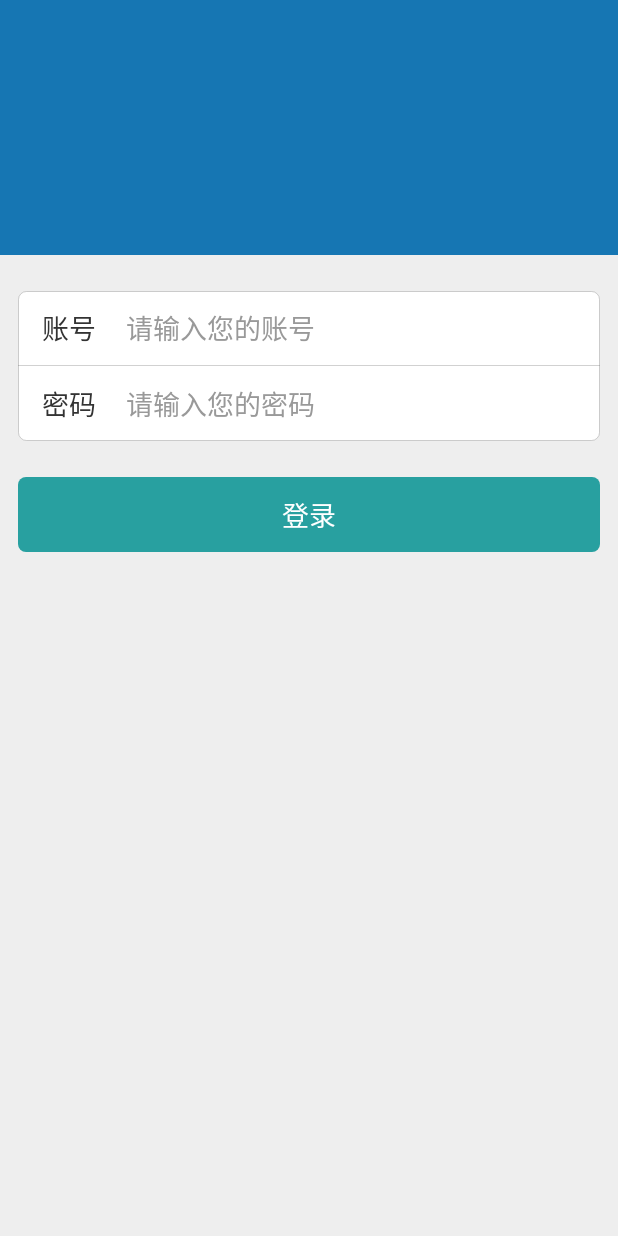
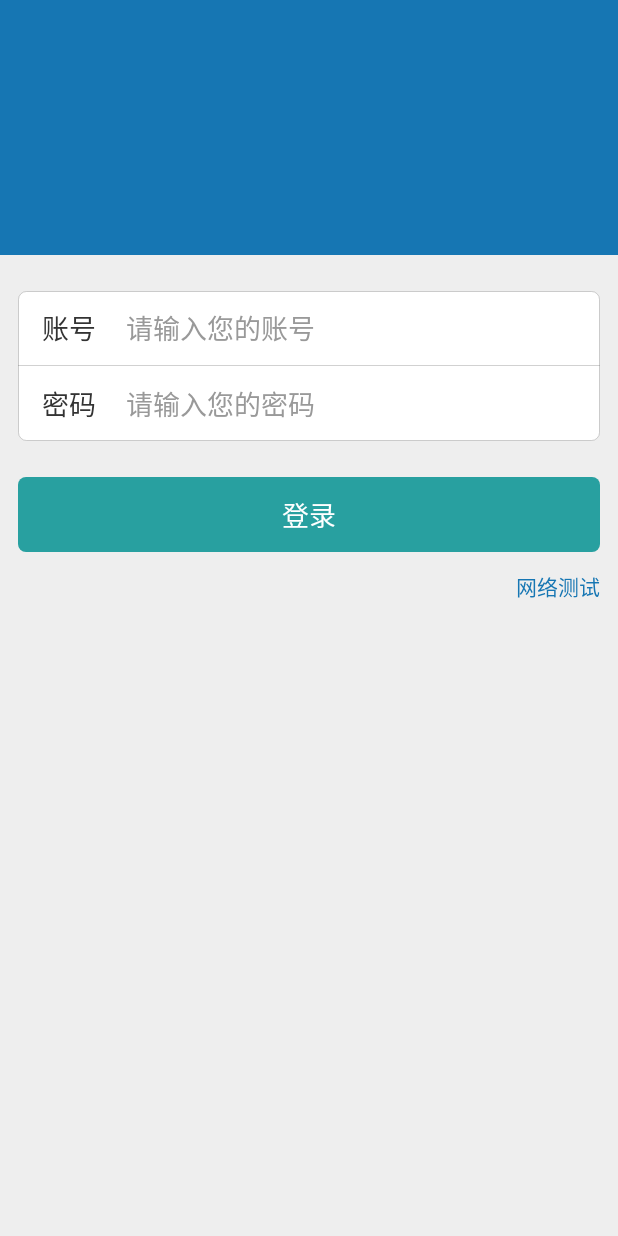
Before and after one commit to larryliang1994/IntelOper, an Android app: the screen it shows after launch (LoginActivity), on a phone screen of 412 x 824 dp. Run offline under Robolectric (Android 15) with nearby library versions, the phone set to English and light mode, and no system bars; our stand-ins replace ButterKnife; libraries missing offline, so code that uses them is left out: com.nostra13.universalimageloader, com.umeng.analytics; 5 statements that could not run were skipped.

Commit message:
Ping通了网络，加入网络测试页面

```diff
--- a/app/src/main/java/com/jiubai/inteloper/ui/activity/LoginActivity.java
+++ b/app/src/main/java/com/jiubai/inteloper/ui/activity/LoginActivity.java
@@ -9,6 +9,7 @@ import android.util.Pair;
 import android.view.Menu;
 import android.view.MenuInflater;
 import android.view.MenuItem;
+import android.view.View;
 import android.widget.EditText;
 import android.widget.Toast;
 
@@ -24,6 +25,7 @@ import com.jiubai.inteloper.widget.RippleView;
 
 import butterknife.Bind;
 import butterknife.ButterKnife;
+import butterknife.OnClick;
 
 /**
  * Created by Larry Liang on 26/04/2017.
@@ -83,6 +85,15 @@ public class LoginActivity extends BaseActivity implements ILoginView, RippleVie
     public boolean onOptionsItemSelected(MenuItem item) {
         startActivity(new Intent(this, NetworkTestActivity.class));
         return super.onOptionsItemSelected(item);
+    }
+
+    @OnClick({R.id.textView_network_test})
+    public void onClick(View view) {
+        switch (view.getId()) {
+            case R.id.textView_network_test:
+                startActivity(new Intent(this, NetworkTestActivity.class));
+                break;
+        }
     }
 
     @Override
--- /dev/null
+++ b/app/src/main/res/drawable/flash.xml
@@ -0,0 +1,4 @@
+<?xml version="1.0" encoding="UTF-8" standalone="no"?>
+<vector xmlns:android="http://schemas.android.com/apk/res/android" android:height="24dp" android:viewportHeight="24.0" android:viewportWidth="24.0" android:width="24dp">
+    <path android:fillColor="#FFFFFF" android:pathData="M7,2v11h3v9l7,-12h-4l4,-8z"/>
+</vector>
--- a/app/src/main/res/layout/activity_login.xml
+++ b/app/src/main/res/layout/activity_login.xml
@@ -120,6 +120,26 @@
                     android:textColor="#ffffff"
                     android:textSize="18sp" />
             </com.jiubai.inteloper.widget.RippleView>
+
+            <LinearLayout
+                android:layout_width="match_parent"
+                android:layout_height="wrap_content"
+                android:orientation="horizontal"
+                android:layout_margin="12dp">
+
+                <View
+                    android:layout_width="0dp"
+                    android:layout_height="match_parent"
+                    android:layout_weight="1" />
+
+                <TextView
+                    android:id="@+id/textView_network_test"
+                    android:layout_width="wrap_content"
+                    android:layout_height="wrap_content"
+                    android:text="网络测试"
+                    android:textColor="@color/colorPrimary"/>
+
+            </LinearLayout>
         </LinearLayout>
 
     </android.support.v4.widget.NestedScrollView>
--- a/app/src/main/res/layout/activity_network_test.xml
+++ b/app/src/main/res/layout/activity_network_test.xml
@@ -137,7 +137,7 @@
             <TextView
                 android:id="@+id/textView_response"
                 android:layout_width="match_parent"
-                android:layout_height="200dp"
+                android:layout_height="500dp"
                 android:layout_marginLeft="4dp"
                 android:layout_marginTop="16dp"
                 android:text="response"
```
Also changed, not shown: 3 other files.
